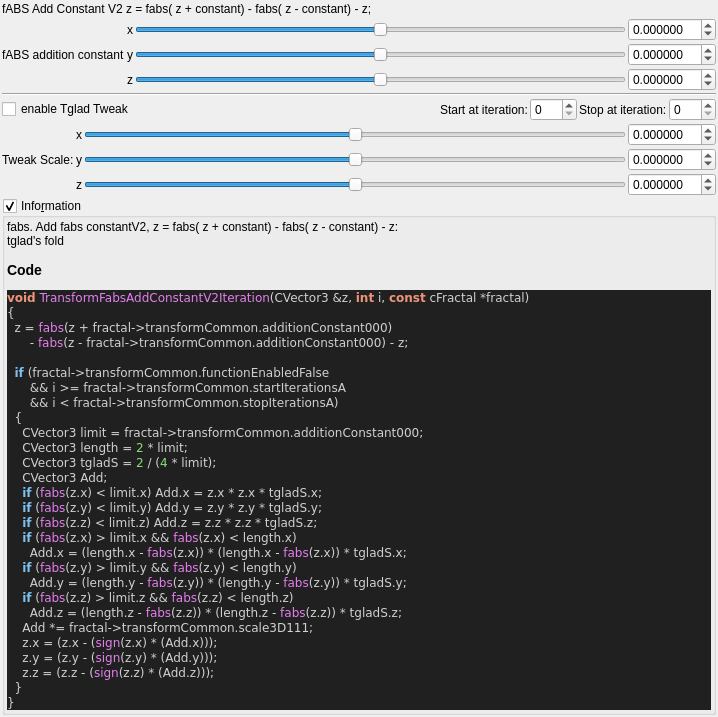
First picture: the form in mandelbulber2/qt_data/fractal_transf_fabs_add_constantV2.ui, repository buddhi1980/mandelbulber2, before the edit.
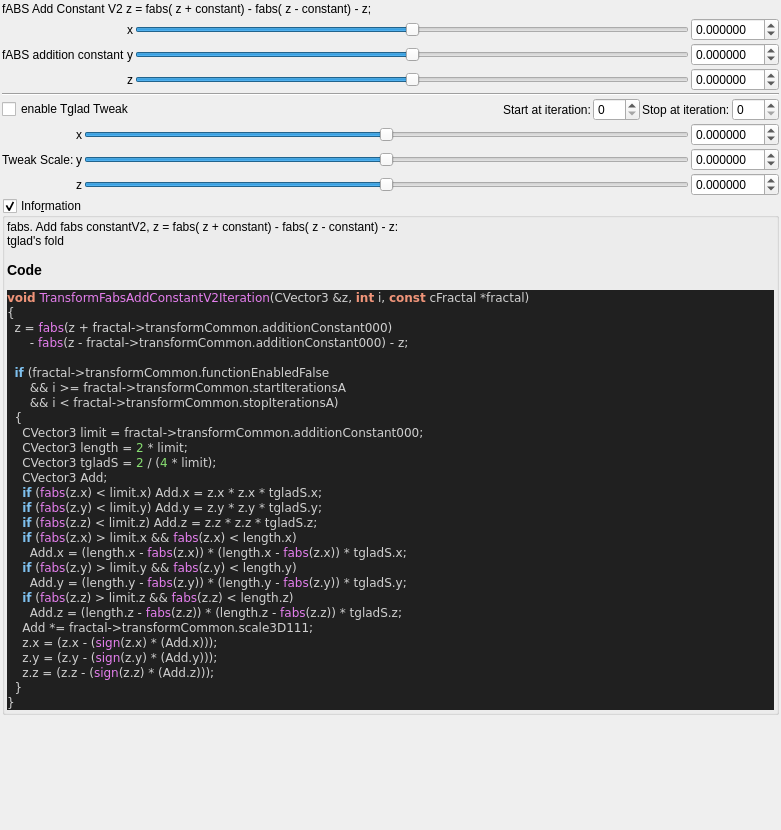
Second picture: the form after the edit. Custom widgets are drawn as their Qt base class.

Commit message: tglad fold tweak  changed default para tidied up the maths

Patch:
```diff
--- a/mandelbulber2/qt_data/fractal_transf_fabs_add_constantV2.ui
+++ b/mandelbulber2/qt_data/fractal_transf_fabs_add_constantV2.ui
@@ -6,8 +6,8 @@
    <rect>
     <x>0</x>
     <y>0</y>
-    <width>718</width>
-    <height>439</height>
+    <width>781</width>
+    <height>830</height>
    </rect>
   </property>
   <property name="windowTitle">
@@ -567,9 +567,9 @@
  </widget>
  <customwidgets>
   <customwidget>
-   <class>MyDoubleSpinBox</class>
-   <extends>QDoubleSpinBox</extends>
-   <header>my_double_spin_box.h</header>
+   <class>MySpinBox</class>
+   <extends>QSpinBox</extends>
+   <header>my_spin_box.h</header>
   </customwidget>
   <customwidget>
    <class>MyGroupBox</class>
@@ -578,9 +578,9 @@
    <container>1</container>
   </customwidget>
   <customwidget>
-   <class>MySpinBox</class>
-   <extends>QSpinBox</extends>
-   <header>my_spin_box.h</header>
+   <class>MyDoubleSpinBox</class>
+   <extends>QDoubleSpinBox</extends>
+   <header>my_double_spin_box.h</header>
   </customwidget>
  </customwidgets>
  <resources/>
```
Left out of the diff: 14 changed lines with no effect on the pictures. The commit also changes 1 other file.
